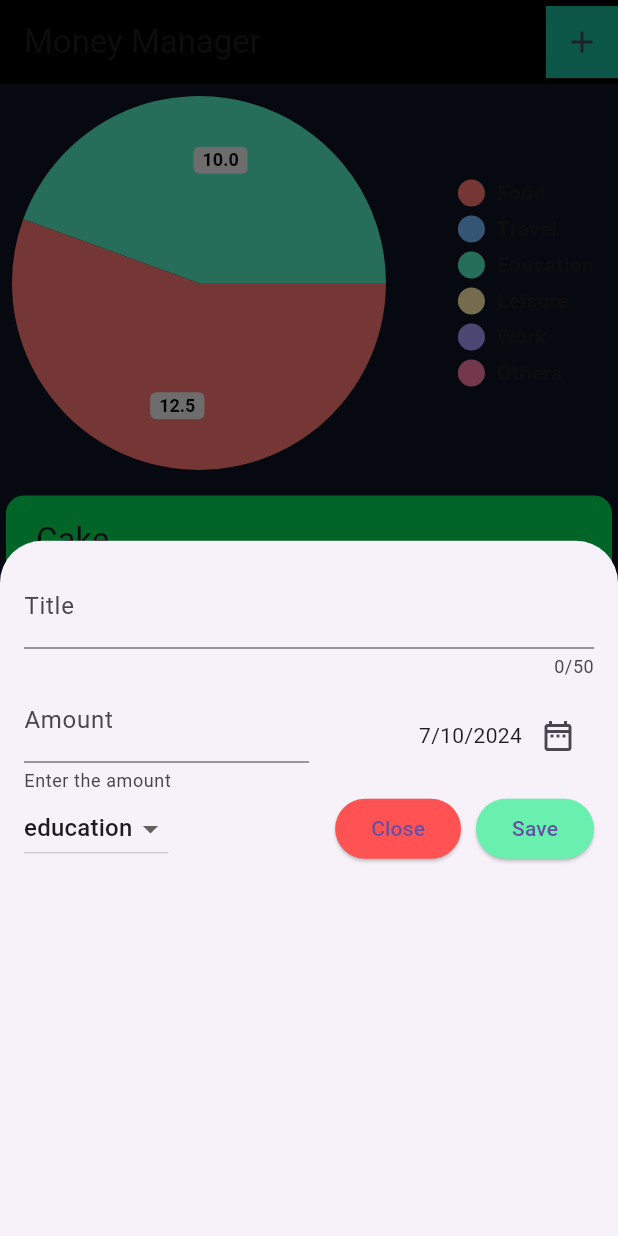
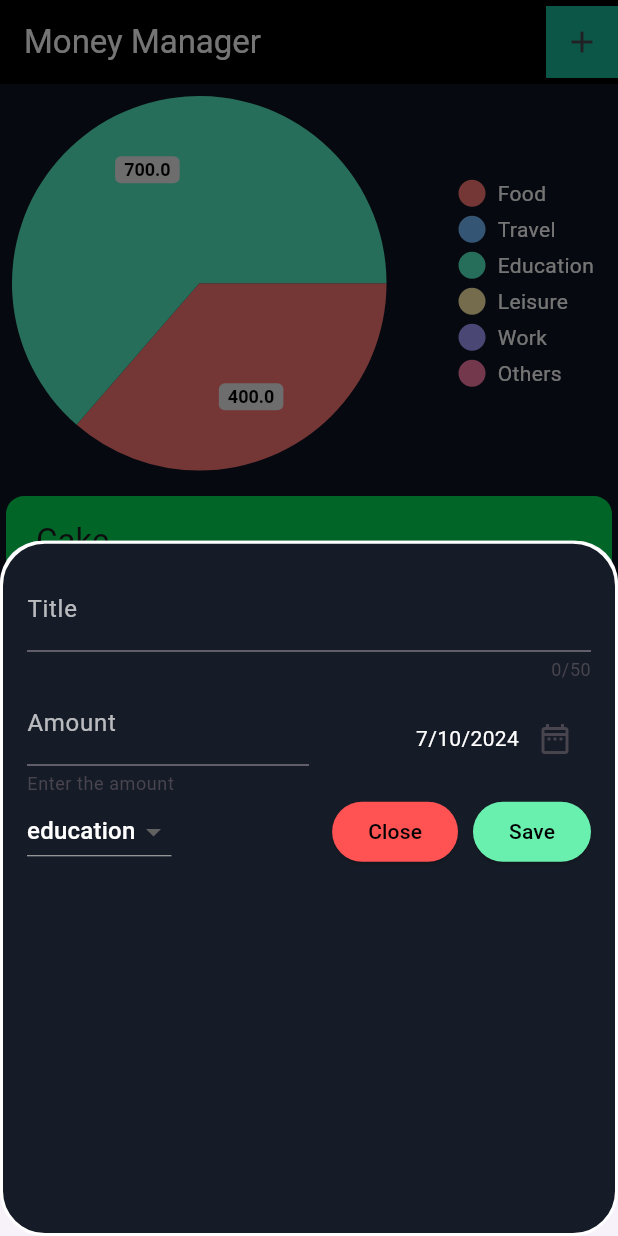
Before and after one commit to kusha2000/Money_Manager_App, a Flutter app: the screen it shows after launch, after a tap on the "add" icon, on a phone screen of 412 x 824 dp. Run offline on Flutter 3.47's test engine with Material 3 defaults, Android fonts, the phone set to English and light mode, and no system bars; drawn by our look-alikes of pie_chart; our stand-ins replace hive, hive_flutter; accounts and stored records are empty.

Commit message:
Add Hive local database

```diff
--- a/lib/main.dart
+++ b/lib/main.dart
@@ -1,7 +1,16 @@
 import 'package:flutter/material.dart';
+import 'package:hive/hive.dart';
+import 'package:hive_flutter/adapters.dart';
+import 'package:money_manager_app/models/expense.dart';
 import 'package:money_manager_app/pages/Expenses.dart';
+import 'package:money_manager_app/server/categories_adapter.dart';
 
-void main() {
+void main() async {
+  await Hive.initFlutter();
+  Hive.registerAdapter(ExpenseModelAdapter());
+  Hive.registerAdapter(CategoriesAdapter());
+  await Hive.openBox("expenseDatabase");
+
   runApp(const MainApp());
 }
 
--- a/lib/models/expense.dart
+++ b/lib/models/expense.dart
@@ -1,6 +1,9 @@
 import 'package:flutter/material.dart';
+import 'package:hive/hive.dart';
 import 'package:intl/intl.dart';
 import 'package:uuid/uuid.dart';
+
+part 'expense.g.dart';
 
 final uuid = const Uuid().v4();
 
@@ -17,6 +20,7 @@ final categoryIcons = {
   Category.others: Icons.more,
 };
 
+@HiveType(typeId: 1)
 class ExpenseModel {
   ExpenseModel(
       {required this.amount,
@@ -25,10 +29,19 @@ class ExpenseModel {
       required this.category})
       : id = uuid;
 
+  @HiveField(0)
   final String id;
+
+  @HiveField(1)
   final String title;
+
+  @HiveField(2)
   final double amount;
+
+  @HiveField(3)
   final DateTime date;
+
+  @HiveField(4)
   final Category category;
 
   String get getFormattedDate {
--- a/lib/pages/expenses.dart
+++ b/lib/pages/expenses.dart
@@ -1,5 +1,7 @@
 import 'package:flutter/material.dart';
+import 'package:hive/hive.dart';
 import 'package:money_manager_app/models/expense.dart';
+import 'package:money_manager_app/server/database.dart';
 import 'package:money_manager_app/widgets/add_new_expense.dart';
 import 'package:money_manager_app/widgets/expenses_list.dart';
 import 'package:pie_chart/pie_chart.dart';
@@ -12,18 +14,21 @@ class Expenses extends StatefulWidget {
 }
 
 class _ExpensesState extends State<Expenses> {
-  final List<ExpenseModel> _expenseList = [
-    ExpenseModel(
-        amount: 12.5,
-        date: DateTime.now(),
-        title: "Cake",
-        category: Category.food),
-    ExpenseModel(
-        amount: 10,
-        date: DateTime.now(),
-        title: "Books",
-        category: Category.education)
-  ];
+  // final List<ExpenseModel> _expenseList = [
+  //   ExpenseModel(
+  //       amount: 12.5,
+  //       date: DateTime.now(),
+  //       title: "Cake",
+  //       category: Category.food),
+  //   ExpenseModel(
+  //       amount: 10,
+  //       date: DateTime.now(),
+  //       title: "Books",
+  //       category: Category.education)
+  // ];
+
+  final _myBox = Hive.box("expenseDatabase");
+  Database db = Database();
 
   Map<String, double> dataMap = {
     "Food": 0,
@@ -36,9 +41,11 @@ class _ExpensesState extends State<Expenses> {
 
   void onAddNewExpense(ExpenseModel expense) {
     setState(() {
-      _expenseList.add(expense);
+      //_expenseList.add(expense);
+      db.expenseList.add(expense);
       calCategoryValues();
     });
+    db.updateData();
   }
 
   void _openAddExpensesOverlay() {
@@ -53,20 +60,25 @@ class _ExpensesState extends State<Expenses> {
 
   void onDeleteExpense(ExpenseModel expense) {
     ExpenseModel deletingExpense = expense;
-    final int removingIndex = _expenseList.indexOf(expense);
+    //final int removingIndex = _expenseList.indexOf(expense);
+    final int removingIndex = db.expenseList.indexOf(expense);
     setState(() {
-      _expenseList.remove(expense);
+      // _expenseList.remove(expense);
+      db.expenseList.remove(expense);
+      db.updateData();
       calCategoryValues();
     });
 
     ScaffoldMessenger.of(context).showSnackBar(
       SnackBar(
-        content: const Text("Delete Sucessfully"),
+        content: const Text("Delete Successfully"),
         action: SnackBarAction(
             label: "Undo",
             onPressed: () {
               setState(() {
-                _expenseList.insert(removingIndex, deletingExpense);
+                //_expenseList.insert(removingIndex, deletingExpense);
+                db.expenseList.insert(removingIndex, deletingExpense);
+                db.updateData();
                 calCategoryValues();
               });
             }),
@@ -89,7 +101,8 @@ class _ExpensesState extends State<Expenses> {
     double workValTotal = 0;
     double othersValTotal = 0;
 
-    for (final expense in _expenseList) {
+    //for (final expense in _expenseList) {
+    for (final expense in db.expenseList) {
       if (expense.category == Category.food) {
         foodValTotal += expense.amount;
       }
@@ -133,14 +146,26 @@ class _ExpensesState extends State<Expenses> {
   void initState() {
     // TODO: implement initState
     super.initState();
-    calCategoryValues();
+    //calCategoryValues();
+
+    //if this is the first time create the initial data
+    if (_myBox.get("EXP_DATA") == null) {
+      db.createInitialDatabase();
+      calCategoryValues();
+    } else {
+      db.loadData();
+      calCategoryValues();
+    }
   }
 
   @override
   Widget build(BuildContext context) {
     return Scaffold(
       appBar: AppBar(
-        title: const Text("Money Manager"),
+        title: const Text(
+          "Money Manager",
+          style: TextStyle(color: Colors.white),
+        ),
         backgroundColor: Colors.black,
         elevation: 0,
         actions: [
@@ -157,9 +182,19 @@ class _ExpensesState extends State<Expenses> {
         color: Color(0xFF0e1523),
         child: Column(
           children: [
-            PieChart(dataMap: dataMap),
+            PieChart(
+              dataMap: dataMap,
+              legendOptions: const LegendOptions(
+                showLegends: true,
+                legendTextStyle: TextStyle(
+                  color:
+                      Colors.white, // Set text color to white for legend items
+                ),
+              ),
+            ),
             ExpenseList(
-              expenseList: _expenseList,
+              //expenseList: _expenseList,
+              expenseList: db.expenseList,
               onDeleteExpense: onDeleteExpense,
             )
           ],
--- /dev/null
+++ b/lib/server/categories_adapter.dart
@@ -0,0 +1,17 @@
+import 'package:hive/hive.dart';
+import 'package:money_manager_app/models/expense.dart';
+
+class CategoriesAdapter extends TypeAdapter<Category> {
+  @override
+  final int typeId = 2;
+
+  @override
+  Category read(BinaryReader reader) {
+    return Category.values[reader.readByte()];
+  }
+
+  @override
+  void write(BinaryWriter writer, Category obj) {
+    writer.writeByte(obj.index);
+  }
+}
--- /dev/null
+++ b/lib/server/database.dart
@@ -0,0 +1,40 @@
+import 'package:hive/hive.dart';
+import 'package:money_manager_app/models/expense.dart';
+
+class Database {
+  //create a database reference
+  final _myBox = Hive.box("expenseDatabase");
+
+  List<ExpenseModel> expenseList = [];
+
+  //create the init expense list function
+
+  void createInitialDatabase() {
+    expenseList = [
+      ExpenseModel(
+          amount: 400,
+          date: DateTime.now(),
+          title: "Cake",
+          category: Category.food),
+      ExpenseModel(
+          amount: 700,
+          date: DateTime.now(),
+          title: "Books",
+          category: Category.education)
+    ];
+  }
+
+  //load the data
+  void loadData() {
+    final dynamic data = _myBox.get("EXP_DATA");
+    //validate the data
+    if (data != null && data is List<dynamic>) {
+      expenseList = data.cast<ExpenseModel>().toList();
+    }
+  }
+
+  //update the data
+  Future<void> updateData() async {
+    await _myBox.put("EXP_DATA", expenseList);
+  }
+}
--- a/lib/widgets/add_new_expense.dart
+++ b/lib/widgets/add_new_expense.dart
@@ -90,7 +90,13 @@ class _AddNewExpenseState extends State<AddNewExpense> {
 
   @override
   Widget build(BuildContext context) {
-    return Padding(
+    return Container(
+      decoration: BoxDecoration(
+        color: Color.fromARGB(255, 22, 28, 39),
+        border: Border.all(color: Colors.white, width: 2),
+        borderRadius: BorderRadius.circular(30),
+      ),
+      child: Padding(
         padding: const EdgeInsets.all(16.0),
         child: Column(
           children: [
@@ -98,10 +104,15 @@ class _AddNewExpenseState extends State<AddNewExpense> {
               controller: _titleController,
               decoration: const InputDecoration(
                 hintText: "Add new Expense title",
-              label: Text("Title"),
+                hintStyle: TextStyle(color: Colors.white),
+                label: Text(
+                  "Title",
+                  style: TextStyle(color: Colors.white70),
+                ),
               ),
               keyboardType: TextInputType.text,
               maxLength: 50,
+              style: TextStyle(color: Colors.white),
             ),
             Row(
               children: [
@@ -110,7 +121,13 @@ class _AddNewExpenseState extends State<AddNewExpense> {
                     controller: _amountController,
                     decoration: const InputDecoration(
                       helperText: "Enter the amount",
-                    label: Text("Amount"),
+                      label: Text(
+                        "Amount",
+                        style: TextStyle(
+                          color: Colors.white70,
+                        ),
+                      ),
+                      hintStyle: TextStyle(color: Colors.white),
                     ),
                     keyboardType: TextInputType.number,
                   ),
@@ -119,7 +136,12 @@ class _AddNewExpenseState extends State<AddNewExpense> {
                   child: Row(
                     mainAxisAlignment: MainAxisAlignment.end,
                     children: [
-                    Text(formattedDate.format(_selectedDate)),
+                      Text(
+                        formattedDate.format(_selectedDate),
+                        style: const TextStyle(
+                          color: Colors.white,
+                        ),
+                      ),
                       IconButton(
                         onPressed: _openDateModal,
                         icon: const Icon(Icons.date_range_outlined),
@@ -133,10 +155,15 @@ class _AddNewExpenseState extends State<AddNewExpense> {
               children: [
                 DropdownButton(
                     value: _selectedCategory,
+                    dropdownColor: Colors.black,
                     items: Category.values
                         .map(
                           (Category) => DropdownMenuItem(
-                            value: Category, child: Text(Category.name)),
+                              value: Category,
+                              child: Text(
+                                Category.name,
+                                style: TextStyle(color: Colors.white),
+                              )),
                         )
                         .toList(),
                     onChanged: (value) {
@@ -155,7 +182,12 @@ class _AddNewExpenseState extends State<AddNewExpense> {
                       style: const ButtonStyle(
                           backgroundColor:
                               MaterialStatePropertyAll(Colors.redAccent)),
-                    child: const Text("Close"),
+                      child: const Text(
+                        "Close",
+                        style: TextStyle(
+                          color: Colors.black,
+                        ),
+                      ),
                     ),
                     const SizedBox(
                       width: 10,
@@ -165,7 +197,12 @@ class _AddNewExpenseState extends State<AddNewExpense> {
                       style: const ButtonStyle(
                           backgroundColor:
                               MaterialStatePropertyAll(Colors.greenAccent)),
-                    child: const Text("Save"),
+                      child: const Text(
+                        "Save",
+                        style: TextStyle(
+                          color: Colors.black,
+                        ),
+                      ),
                     ),
                   ],
                 ))
@@ -173,6 +210,7 @@ class _AddNewExpenseState extends State<AddNewExpense> {
             ),
           ],
         ),
+      ),
     );
   }
 }
```
Also changed, not shown: lib/models/expense.g.dart (added), pubspec.lock. Lines whose indentation alone changed are shown as unchanged.
